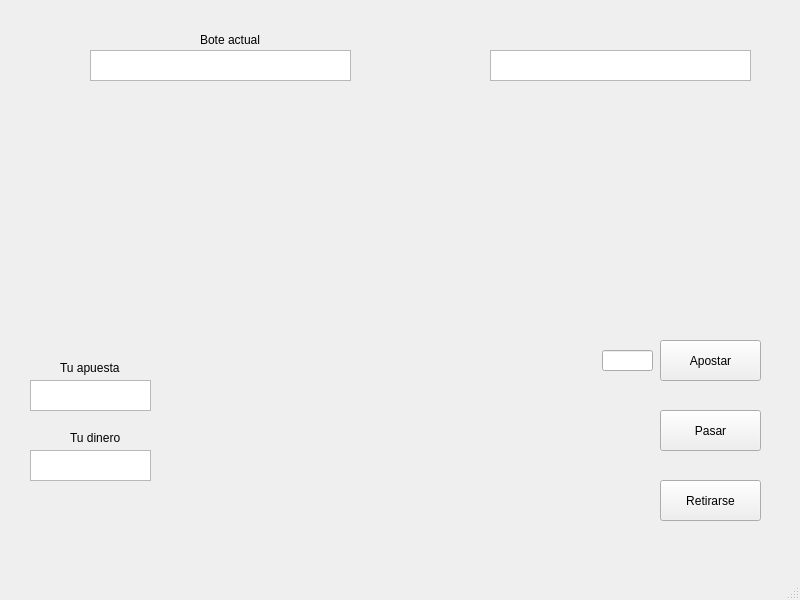
Above: juego.ui from FeliFCB/Poker before the change. Below: the same form after it.
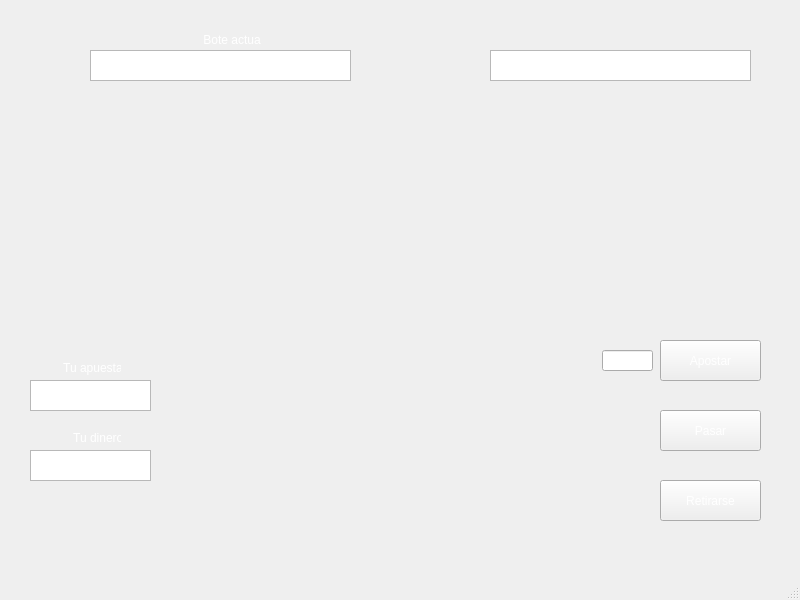
That is the form after the change. Icons and pictures are not drawn.

Commit message:
Cambios en la ventana de juego
Se ha creado el diseño de  la ventana de juego con la representación de las imágenes de las cartas de los jugadores.

The edit to the form file:
```diff
--- a/juego.ui
+++ b/juego.ui
@@ -13,6 +13,9 @@
   <property name="windowTitle">
    <string>MainWindow</string>
   </property>
+  <property name="styleSheet">
+   <string notr="true">background-image: url(:/imagenes/Fondo_Verde133928781355.jpg);</string>
+  </property>
   <widget class="QWidget" name="centralwidget">
    <widget class="QLabel" name="label">
     <property name="geometry">
@@ -24,10 +27,11 @@
      </rect>
     </property>
     <property name="styleSheet">
-     <string notr="true">color: rgb(0, 0, 0);</string>
+     <string notr="true">color: rgb(0, 0, 0);
+color: rgb(255, 255, 255);</string>
     </property>
     <property name="text">
-     <string>Bote actual</string>
+     <string> Bote actual</string>
     </property>
    </widget>
    <widget class="QLabel" name="label_2">
@@ -40,10 +44,10 @@
      </rect>
     </property>
     <property name="styleSheet">
-     <string notr="true">color: rgb(0, 0, 0);</string>
+     <string notr="true">color: rgb(255, 255, 255);</string>
     </property>
     <property name="text">
-     <string>Tu apuesta</string>
+     <string> Tu apuesta</string>
     </property>
    </widget>
    <widget class="QLabel" name="label_3">
@@ -51,15 +55,15 @@
      <rect>
       <x>70</x>
       <y>430</y>
-      <width>61</width>
+      <width>51</width>
       <height>16</height>
      </rect>
     </property>
     <property name="styleSheet">
-     <string notr="true">color: rgb(0, 0, 0);</string>
+     <string notr="true">color: rgb(255, 255, 255);</string>
     </property>
     <property name="text">
-     <string>Tu dinero</string>
+     <string> Tu dinero</string>
     </property>
    </widget>
    <widget class="QPushButton" name="pushButton">
@@ -72,7 +76,7 @@
      </rect>
     </property>
     <property name="styleSheet">
-     <string notr="true">color: rgb(0, 0, 0);</string>
+     <string notr="true">color: rgb(255,255,255);</string>
     </property>
     <property name="text">
      <string>Retirarse</string>
@@ -88,7 +92,7 @@
      </rect>
     </property>
     <property name="styleSheet">
-     <string notr="true">color: rgb(0, 0, 0);</string>
+     <string notr="true">color: rgb(255,255,255);</string>
     </property>
     <property name="text">
      <string>Pasar</string>
@@ -104,7 +108,7 @@
      </rect>
     </property>
     <property name="styleSheet">
-     <string notr="true">color: rgb(0, 0, 0);</string>
+     <string notr="true">color: rgb(255,255,255);</string>
     </property>
     <property name="text">
      <string>Apostar</string>
```
Left out of the diff: 152 changed lines with no effect on the pictures. The commit also changes 11 other files.
